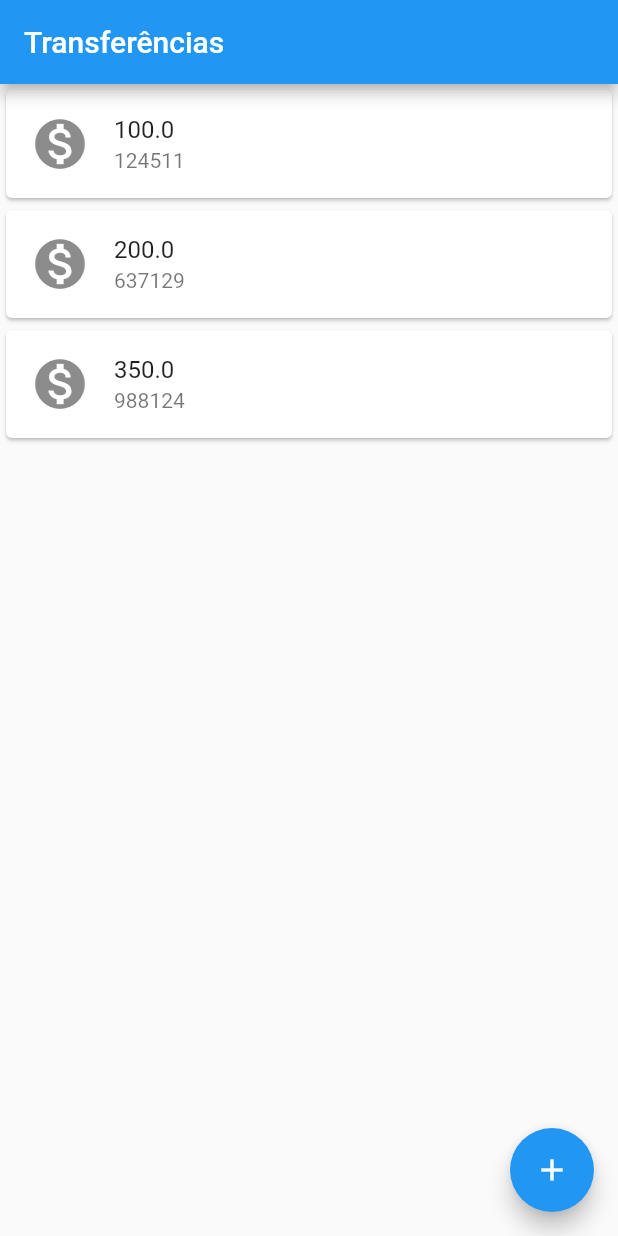
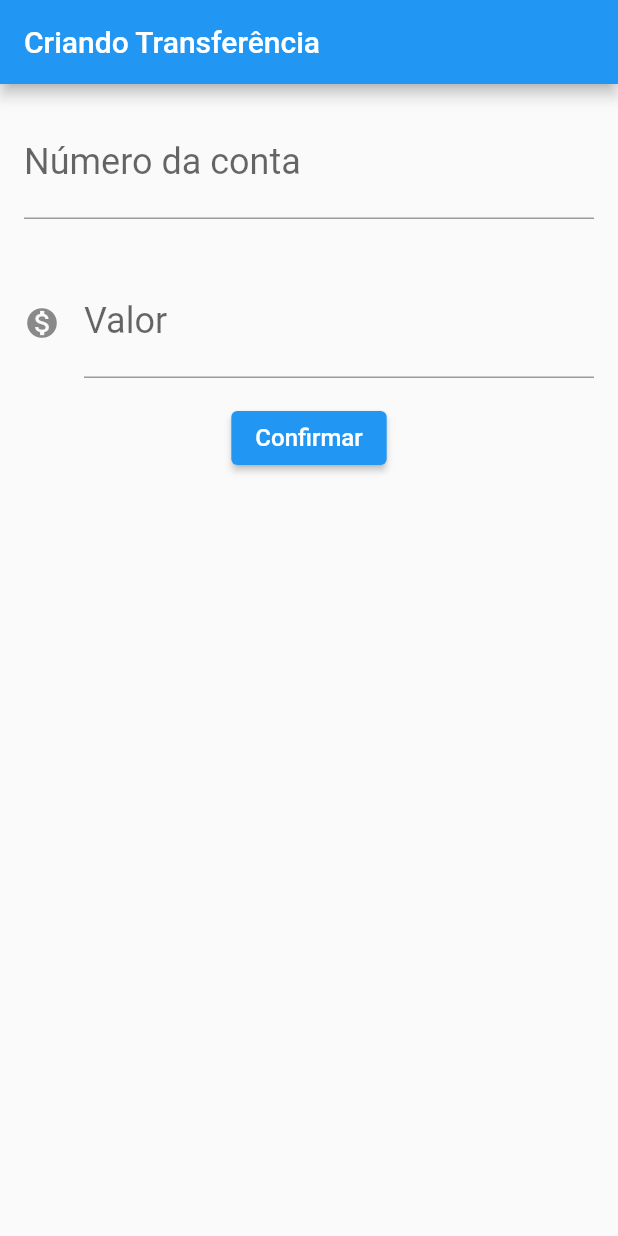
Before and after one commit to vitorpedeo/bytebank-flutter, a Flutter app: the screen it shows after launch, on a phone screen of 412 x 824 dp. Run offline on Flutter 3.47's test engine with Material 2 defaults, Android fonts, the phone set to English and light mode, and no system bars.

Commit message:
Módulo Criando Formulário

```diff
--- a/lib/main.dart
+++ b/lib/main.dart
@@ -1,20 +1,83 @@
+import 'package:flutter/cupertino.dart';
 import 'package:flutter/material.dart';
 
 void main() {
-  runApp(
-    MaterialApp(
-      home: Scaffold(
+  runApp(const BytebankApp());
+}
+
+class BytebankApp extends StatelessWidget {
+  const BytebankApp({Key? key}) : super(key: key);
+
+  @override
+  Widget build(BuildContext context) {
+    return MaterialApp(home: FormularioTransferencia());
+  }
+}
+
+class FormularioTransferencia extends StatelessWidget {
+  final TextEditingController _controladorCampoNumeroConta =
+      TextEditingController();
+  final TextEditingController _controladorCampoValor = TextEditingController();
+
+  FormularioTransferencia({Key? key}) : super(key: key);
+
+  @override
+  Widget build(BuildContext context) {
+    return Scaffold(
       appBar: AppBar(
-          title: const Text('Transferências'),
+        title: const Text('Criando Transferência'),
       ),
-        body: ListaTransferencias(),
-        floatingActionButton: const FloatingActionButton(
-          onPressed: null,
-          child: Icon(Icons.add),
+      body: Column(
+        children: <Widget>[
+          Padding(
+            padding: const EdgeInsets.all(16),
+            child: TextField(
+              controller: _controladorCampoNumeroConta,
+              keyboardType: TextInputType.number,
+              style: const TextStyle(fontSize: 24),
+              decoration: const InputDecoration(
+                  labelText: 'Número da conta', hintText: '00000'),
             ),
           ),
+          Padding(
+            padding: const EdgeInsets.all(16),
+            child: TextField(
+              controller: _controladorCampoValor,
+              keyboardType: TextInputType.number,
+              style: const TextStyle(fontSize: 24),
+              decoration: const InputDecoration(
+                  labelText: 'Valor',
+                  hintText: '0.00',
+                  icon: Icon(Icons.monetization_on)),
+            ),
+          ),
+          ElevatedButton(
+            onPressed: () {
+              final int? numeroConta =
+                  int.tryParse(_controladorCampoNumeroConta.text);
+              final double? valor =
+                  double.tryParse(_controladorCampoValor.text);
+
+              if (numeroConta != null && valor != null) {
+                final Transferencia transferenciaCriada =
+                    Transferencia(numeroConta: numeroConta, valor: valor);
+
+                ScaffoldMessenger.of(context).showSnackBar(SnackBar(
+                  content: Text(
+                    transferenciaCriada.toString(),
+                  ),
+                ));
+              }
+            },
+            child: const Text(
+              'Confirmar',
+              style: TextStyle(fontSize: 16),
+            ),
+          )
+        ],
       ),
     );
+  }
 }
 
 class ListaTransferencias extends StatelessWidget {
@@ -22,7 +85,11 @@ class ListaTransferencias extends StatelessWidget {
 
   @override
   Widget build(BuildContext context) {
-    return Column(
+    return Scaffold(
+      appBar: AppBar(
+        title: const Text('Transferências'),
+      ),
+      body: Column(
         children: const <Widget>[
           ItemTransferencia(
             transferencia: Transferencia(
@@ -43,6 +110,11 @@ class ListaTransferencias extends StatelessWidget {
             ),
           ),
         ],
+      ),
+      floatingActionButton: const FloatingActionButton(
+        onPressed: null,
+        child: Icon(Icons.add),
+      ),
     );
   }
 }
@@ -73,4 +145,9 @@ class Transferencia {
   final int numeroConta;
 
   const Transferencia({required this.valor, required this.numeroConta});
+
+  @override
+  String toString() {
+    return 'Transferencia: { NumeroConta: $numeroConta, Valor: $valor }';
   }
+}
```
Lines whose indentation alone changed are shown as unchanged.
